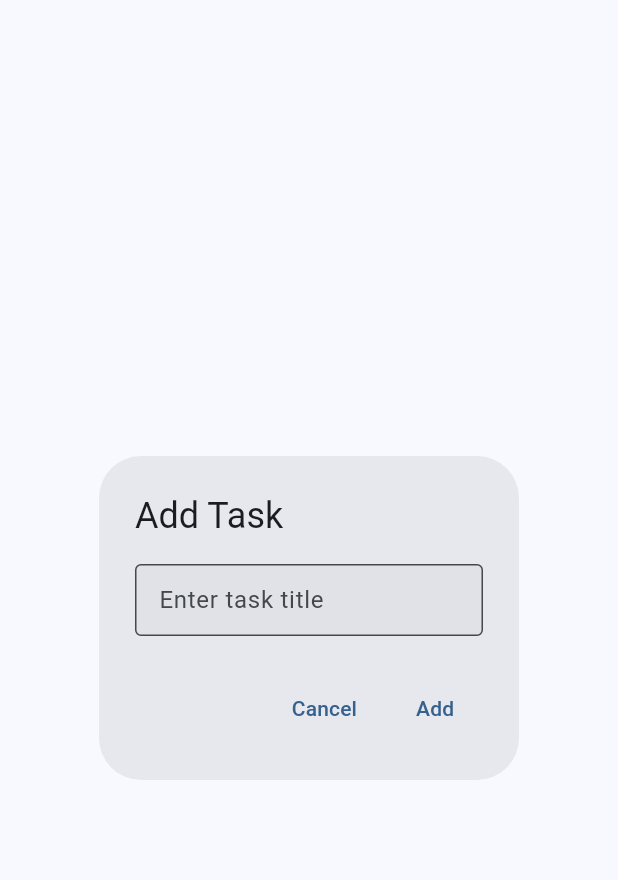
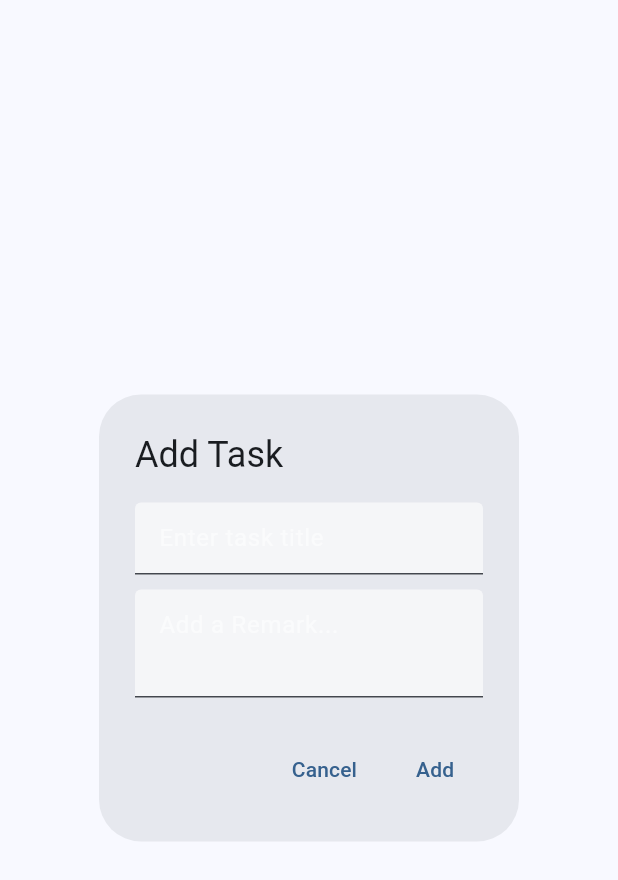
Before and after one commit to Tommy131/Taskify, a Flutter app: the AddTaskDialog widget shown alone on an empty page, opened directly, on a phone screen of 412 x 824 dp. Shown: the top 880 px of the screen. Run offline on Flutter 3.47's test engine with Material 3 defaults, Android fonts, the phone set to English and light mode, and no system bars; our stand-ins replace flutter_colorpicker, flutter_svg, permission_handler; missing offline and left inert: window_size.

Commit message:
feat: added Remark function & fixed some bugs

```diff
--- a/lib/models/task.dart
+++ b/lib/models/task.dart
@@ -21,6 +21,7 @@
 
 class Task {
   String title;
+  String? remark;
   Category category;
   DateTime creationDate;
   bool isCompleted;
@@ -30,6 +31,7 @@
     required this.title,
     required this.category,
     required this.creationDate,
+    this.remark = 'No Remark',
     this.isCompleted = false,
     this.isImportant = false,
   });
@@ -37,6 +39,7 @@
   factory Task.fromJson(Map<String, dynamic> json) {
     return Task(
       title: json['title'],
+      remark: json['remark'],
       category: Category.fromJson(json),
       creationDate: DateTime.parse(json['creationDate']),
       isCompleted: json['isCompleted'],
@@ -47,6 +50,7 @@
   Map<String, dynamic> toJson() {
     return {
       'title': title,
+      'remark': remark,
       'category': category.name,
       'creationDate': creationDate.toIso8601String(),
       'isCompleted': isCompleted,
@@ -56,11 +60,13 @@
 
   void updateTaskDetails({
     String? title,
+    String? remark,
     bool? isCompleted,
     bool? isImportant,
     Category? category,
   }) {
     this.title = title ?? this.title;
+    this.remark = remark ?? this.remark;
     this.isCompleted = isCompleted ?? this.isCompleted;
     this.isImportant = isImportant ?? this.isImportant;
     this.category = category ?? this.category;
--- a/lib/providers/todo_provider.dart
+++ b/lib/providers/todo_provider.dart
@@ -83,12 +83,14 @@
   void updateTaskDetails(
     Task task, {
     String? title,
+    String? remark,
     bool? isCompleted,
     bool? isImportant,
     Category? category,
   }) {
     task.updateTaskDetails(
       title: title,
+      remark: remark,
       isCompleted: isCompleted,
       isImportant: isImportant,
       category: category,
--- a/lib/widgets/task_dialogs.dart
+++ b/lib/widgets/task_dialogs.dart
@@ -10,7 +10,7 @@
  * @Date         : 2024-01-19 21:26:22
  * @Author       : HanskiJay
  * @LastEditors  : HanskiJay
- * @LastEditTime : 2024-01-26 20:44:45
+ * @LastEditTime : 2024-01-26 21:24:00
  * @E-Mail       : support@owoblog.com
  * @Telegram     : https://t.me/HanskiJay
  * @GitHub       : https://github.com/Tommy131
@@ -32,13 +32,25 @@
   @override
   Widget build(BuildContext context) {
     final todoProvider = Provider.of<TodoProvider>(context);
-    TextEditingController controller = TextEditingController();
+    TextEditingController titleController = TextEditingController();
+    TextEditingController remarkController = TextEditingController();
 
     return AlertDialog(
       title: const Text('Add Task'),
-      content: TextField(
-        controller: controller,
-        decoration: const InputDecoration(hintText: 'Enter task title'),
+      content: Column(
+        mainAxisSize: MainAxisSize.min,
+        children: [
+          TextField(
+            controller: titleController,
+            decoration: const InputDecoration(hintText: 'Enter task title'),
+          ),
+          const SizedBox(height: 10),
+          TextField(
+            maxLines: 2,
+            controller: remarkController,
+            decoration: const InputDecoration(hintText: 'Add a Remark...'),
+          ),
+        ],
       ),
       actions: <Widget>[
         TextButton(
@@ -49,10 +61,11 @@
         ),
         TextButton(
           onPressed: () {
-            String taskTitle = controller.text;
+            String taskTitle = titleController.text;
             if (taskTitle.isNotEmpty) {
               Task newTask = Task(
                 title: taskTitle,
+                remark: remarkController.text,
                 category: todoProvider.getCurrentCategory(),
                 creationDate: DateTime.now(),
               );
@@ -75,7 +88,10 @@
   @override
   Widget build(BuildContext context) {
     final todoProvider = Provider.of<TodoProvider>(context);
-    TextEditingController controller = TextEditingController(text: task.title);
+    TextEditingController titleController =
+        TextEditingController(text: task.title);
+    TextEditingController remarkController =
+        TextEditingController(text: task.remark);
     double maxWidth = UI.getMaxWidth(context);
 
     List<Widget> children = [
@@ -93,8 +109,13 @@
         mainAxisSize: MainAxisSize.min,
         children: [
           TextField(
-            controller: controller,
-            decoration: const InputDecoration(hintText: 'Enter new title'),
+            controller: titleController,
+            decoration: const InputDecoration(hintText: 'Edit title'),
+          ),
+          const SizedBox(height: 10),
+          TextField(
+            controller: remarkController,
+            decoration: const InputDecoration(hintText: 'Edit remark'),
           ),
           maxWidth >= 460
               ? Row(children: children)
@@ -113,11 +134,13 @@
         ),
         TextButton(
           onPressed: () {
-            String newTitle = controller.text;
+            String newTitle = titleController.text;
+            String remark = remarkController.text;
             if (newTitle.isNotEmpty) {
               todoProvider.updateTaskDetails(
                 task,
                 title: newTitle,
+                remark: remark,
               );
             }
             Navigator.of(context).pop();
--- a/pubspec.yaml
+++ b/pubspec.yaml
@@ -16,7 +16,7 @@
 # https://developer.apple.com/library/archive/documentation/General/Reference/InfoPlistKeyReference/Articles/CoreFoundationKeys.html
 # In Windows, build-name is used as the major, minor, and patch parts
 # of the product and file versions while build-number is used as the build suffix.
-version: 1.0.0+1
+version: 0.0.1
 
 environment:
   sdk: '>=3.1.2 <4.0.0'
@@ -75,6 +75,10 @@
     - assets/images/instagram_icon.svg
     - assets/images/hanskijay.jpg
 
+  fonts:
+    - family: MicrosoftYaHei
+      fonts:
+        - asset: assets/fonts/MicrosoftYaHei.ttf
   # To add assets to your application, add an assets section, like this:
   # assets:
   #   - images/a_dot_burr.jpeg
```
Also changed, not shown: lib/app.dart (+11 -6 lines), lib/main.dart (+5 -5 lines), lib/screens/about_screen.dart (+5 -4 lines), lib/widgets/task_list.dart (+19 -5 lines), userData/todoList.json (+1 -1 lines).
